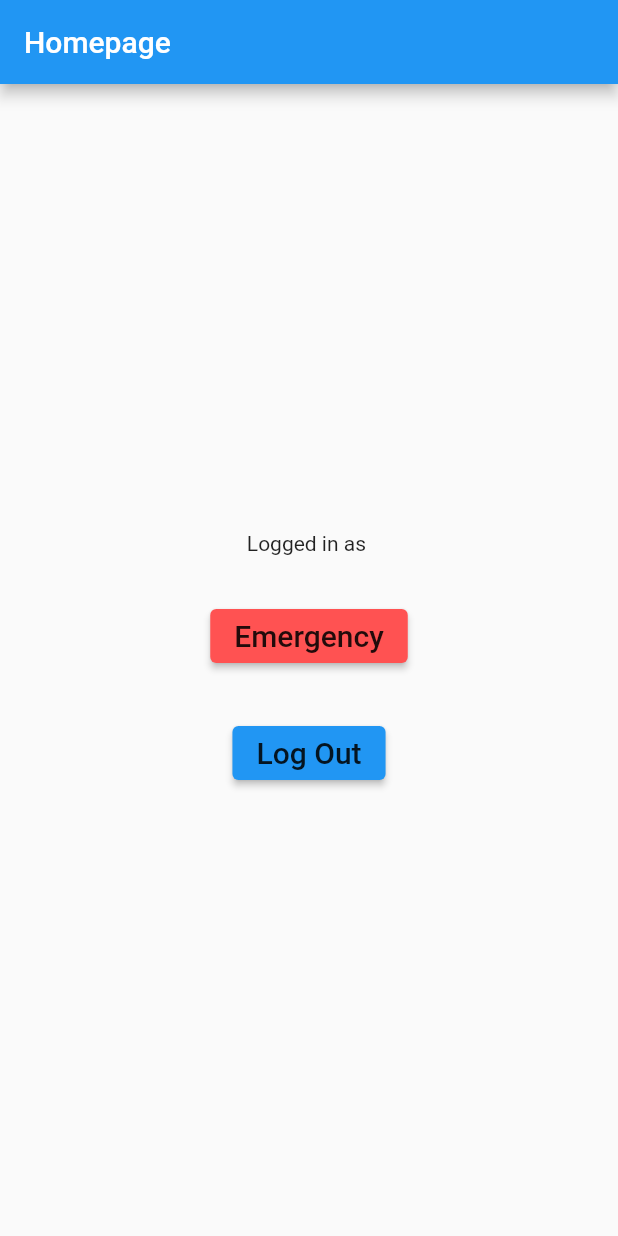
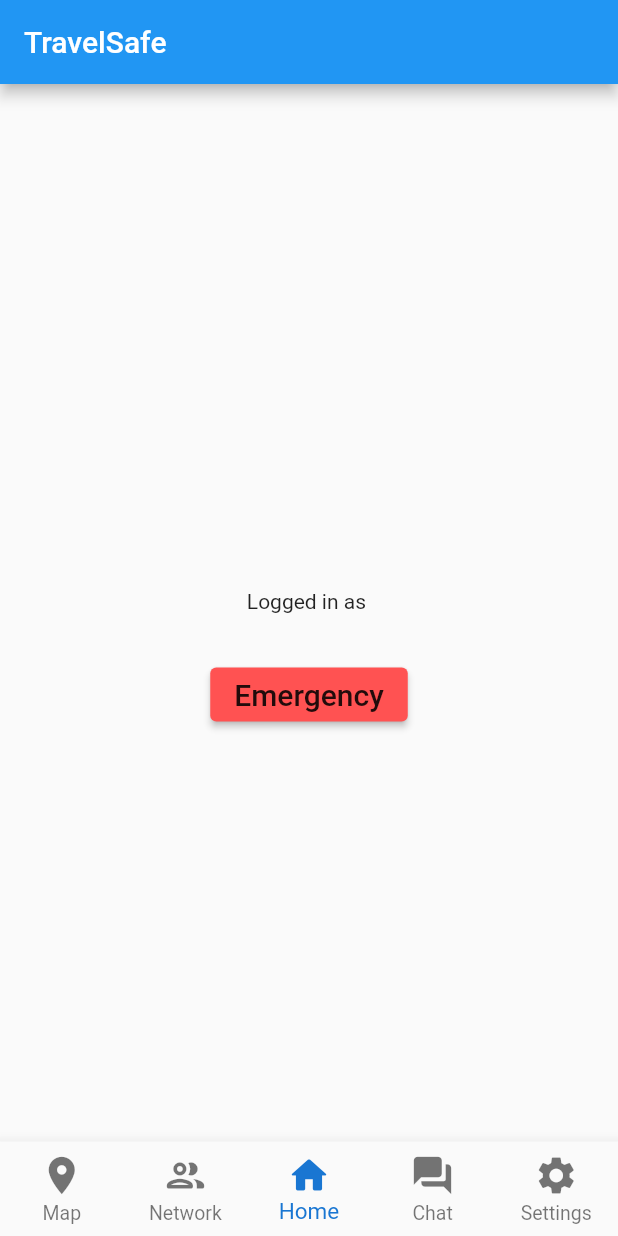
Before and after one commit to rminchin/travelsafe_code, a Flutter app: the HomePage screen opened directly with empty values, on a phone screen of 412 x 824 dp. Run offline on Flutter 3.47's test engine with Material 2 defaults, Android fonts, the phone set to English and light mode, and no system bars; our stand-ins replace shared_preferences, sqflite; accounts and stored records are empty.

Commit message:
*added navbar to homepage with 5 tabs for various incoming functionality *created settings.dart and moved logout feature there *added option to toggle auto login on/off in settings page

```diff
--- a/lib/homepage.dart
+++ b/lib/homepage.dart
@@ -1,13 +1,8 @@
-import 'dart:ui';
-
 import 'package:flutter/material.dart';
 import 'package:travelsafe_v1/helpers/user.dart';
 
-import 'package:shared_preferences/shared_preferences.dart';
-
 import 'emergency.dart';
-import 'loginSignUp.dart';
-import 'package:travelsafe_v1/helpers/database_helper.dart';
+import 'settings.dart';
 
 class HomePage extends StatefulWidget {
   final User user;
@@ -17,22 +12,9 @@ class HomePage extends StatefulWidget {
   HomePageState createState() => HomePageState();
 }
 
-class HomePageState extends State<HomePage> {
-  bool _alertValue = false;
-  SharedPreferences?
-      _preferences; //using shared preferences for 'staying logged in'
-
-  @override
-  void initState() {
-    super.initState();
-    initializePreference().whenComplete((){
-      setState(() {});
-    });
-  }
-
-  Future<void> initializePreference() async {
-    _preferences = await SharedPreferences.getInstance();
-  }
+class HomePageState extends State<HomePage>
+    with SingleTickerProviderStateMixin {
+  int _currentIndex = 2;
 
   void _submitEmergency() {
     Navigator.push<void>(
@@ -41,63 +23,24 @@ class HomePageState extends State<HomePage> {
             builder: (BuildContext context) => Emergency(user: widget.user)));
   }
 
-  _submitLogoutAlert(BuildContext context) {
-    showDialog(
-      context: context,
-      builder: (BuildContext context) {
-        return AlertDialog(
-          title: const Text("Log out"),
-          content: StatefulBuilder(
-              builder: (BuildContext context, StateSetter setState) {
-            return ListTile(
-                title: const Text("Tick this box if you no longer wish to automatically log in when opening the app"),
-                trailing: Checkbox(
-                  value: _alertValue,
-                  onChanged: (value) {
-                    setState(() {
-                      _alertValue = value!;
-                    });
-                  },
-                ),
-              );
-          }),
-          actions: [
-            TextButton(
-              child: const Text("Log Out"),
-              onPressed: () {
-                _alertValue ? _submitLogout('yes') : _submitLogout('');
-              },
-            )
-          ],
-          elevation: 5,
-        );
-      },
-    );
-  }
-
-  _submitLogout(String toDo) async {
-    if (toDo != '') {
-      await _preferences?.remove('username');
-      await DatabaseHelper.updateUser(widget.user.username, widget.user.password, widget.user.nickname, false);
-    }
-    ScaffoldMessenger.of(context).showSnackBar(const SnackBar(
-      content: Text('Successfully logged out'),
-    ));
-    Navigator.push<void>(
-        context,
-        MaterialPageRoute<void>(
-            builder: (BuildContext context) => const LoginSignUp()));
-  }
-
   @override
   Widget build(BuildContext context) {
-    return WillPopScope(
-      onWillPop: () async => false,
-      child: Scaffold(
-          extendBody: true,
-          appBar: AppBar(
-              automaticallyImplyLeading: false, title: const Text("Homepage")),
-          body: Center(
+    Widget widget2 = Container(); // default
+    switch (_currentIndex) {
+      case 0:
+        widget2 = const FlutterLogo(
+          size: 100,
+        );
+        break;
+
+      case 1:
+        widget2 = const FlutterLogo(
+          size: 200,
+        );
+        break;
+
+      case 2:
+        widget2 = Center(
           child: Column(
               mainAxisAlignment: MainAxisAlignment.center,
               crossAxisAlignment: CrossAxisAlignment.center,
@@ -115,19 +58,53 @@ class HomePageState extends State<HomePage> {
                         MaterialStateProperty.all<Color>(Colors.redAccent),
                   ),
                 ),
-                  const SizedBox(height: 30),
-                  ElevatedButton(
-                    onPressed: () =>
-                    _preferences?.getString('username') != null
-                        ? _submitLogoutAlert(context)
-                        : _submitLogout(''),
-                    child: Text(
-                      'Log Out',
-                      style: Theme.of(context).textTheme.headline6,
+              ]),
+        );
+        break;
+
+      case 3:
+        widget2 = const FlutterLogo(
+          size: 300,
+        );
+        break;
+
+      case 4:
+        widget2 = Settings(user: widget.user);
+        break;
+    }
+    return WillPopScope(
+      onWillPop: () async => false,
+      child: DefaultTabController(
+        length: 5,
+        child: Scaffold(
+          extendBody: true,
+          appBar: AppBar(
+              automaticallyImplyLeading: false, title: const Text("TravelSafe")),
+          body: widget2,
+          bottomNavigationBar: BottomNavigationBar(
+              type: BottomNavigationBarType.fixed,
+              selectedItemColor: Colors.blue[700],
+              selectedFontSize: 15,
+              unselectedFontSize: 13,
+              iconSize: 30,
+              currentIndex: _currentIndex,
+              onTap: (newIndex) => setState(() {
+                    _currentIndex = newIndex;
+                  }),
+              items: const [
+                BottomNavigationBarItem(
+                    label: "Map", icon: Icon(Icons.location_on_sharp)),
+                BottomNavigationBarItem(
+                    label: "Network", icon: Icon(Icons.people_outline_rounded)),
+                BottomNavigationBarItem(
+                    label: "Home", icon: Icon(Icons.home_rounded)),
+                BottomNavigationBarItem(
+                    label: "Chat", icon: Icon(Icons.question_answer_rounded)),
+                BottomNavigationBarItem(
+                    label: "Settings", icon: Icon(Icons.settings)),
+              ]),
         ),
-                  )
-                ]),
-          )),
+      ),
     );
   }
 }
```
Also changed, not shown: lib/settings.dart (added, +89 -0 lines). Lines whose indentation alone changed are shown as unchanged.
